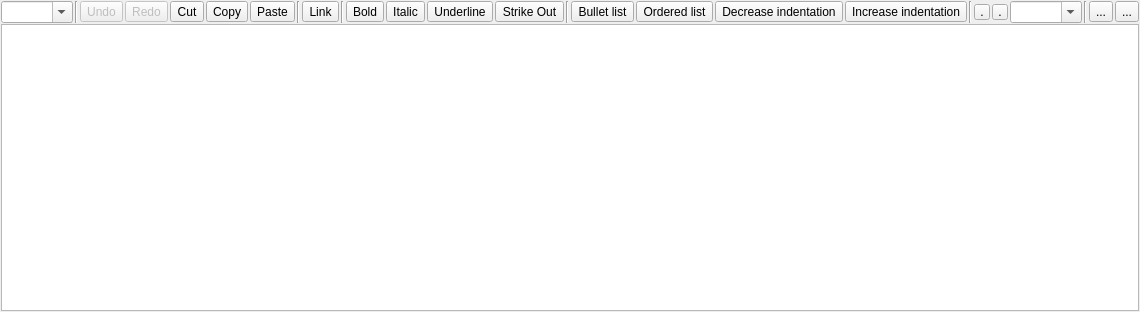
Qt form src/mrichtextedit.ui (egcas/MRichTextEditor) before a commit.
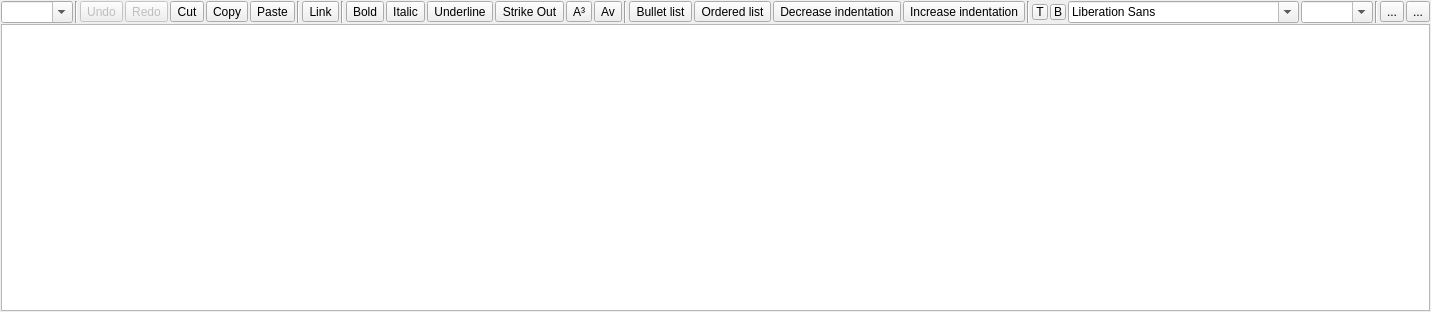
The same form after that commit. Icons and pictures are not drawn. Custom widgets are drawn as their Qt base class.

```diff
--- a/src/mrichtextedit.ui
+++ b/src/mrichtextedit.ui
@@ -6,7 +6,7 @@
    <rect>
     <x>0</x>
     <y>0</y>
-    <width>819</width>
+    <width>1055</width>
     <height>312</height>
    </rect>
   </property>
@@ -320,6 +320,38 @@
         <property name="text">
          <string>Strike Out</string>
         </property>
+        <property name="icon">
+         <iconset theme="format-text-strikethrough">
+          <normaloff>.</normaloff>.</iconset>
+        </property>
+        <property name="checkable">
+         <bool>true</bool>
+        </property>
+       </widget>
+      </item>
+      <item>
+       <widget class="QToolButton" name="f_deep">
+        <property name="text">
+         <string>A³</string>
+        </property>
+        <property name="icon">
+         <iconset resource="res/icons.qrc">
+          <normaloff>:/icons/subscript.png</normaloff>:/icons/subscript.png</iconset>
+        </property>
+        <property name="checkable">
+         <bool>true</bool>
+        </property>
+       </widget>
+      </item>
+      <item>
+       <widget class="QToolButton" name="f_high">
+        <property name="text">
+         <string>Av</string>
+        </property>
+        <property name="icon">
+         <iconset resource="res/icons.qrc">
+          <normaloff>:/icons/superscript.png</normaloff>:/icons/superscript.png</iconset>
+        </property>
         <property name="checkable">
          <bool>true</bool>
         </property>
@@ -452,13 +484,7 @@
          <string>Text foreground color</string>
         </property>
         <property name="text">
-         <string>.</string>
-        </property>
-        <property name="iconSize">
-         <size>
-          <width>16</width>
-          <height>16</height>
-         </size>
+         <string notr="true">T</string>
         </property>
        </widget>
       </item>
@@ -483,7 +509,7 @@
          <string>Text background color</string>
         </property>
         <property name="text">
-         <string>.</string>
+         <string>B</string>
         </property>
         <property name="iconSize">
          <size>
@@ -493,6 +519,9 @@
         </property>
        </widget>
       </item>
+      <item>
+       <widget class="QFontComboBox" name="f_fontComboBox"/>
+      </item>
       <item>
        <widget class="QComboBox" name="f_fontsize">
         <property name="focusPolicy">
```
Left out of the diff: 51 changed lines with no effect on the pictures.
